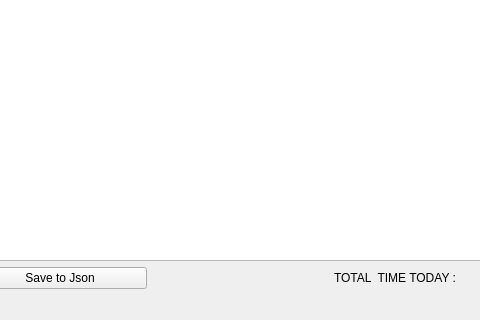
The window that mainwindow.ui (Suliaman46/Suliaman46-EGUI-TASK1-TRS) describes before a commit, drawn with Qt 5; both pictures show x 217 to 697 and y 236 to 556 of the 862 by 556 pixel window.
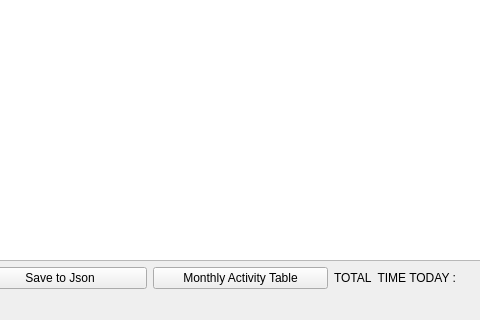
The same window after the commit.

Commit message: Implemented monthlyActivity Table

What changed in the file:
```diff
--- a/mainwindow.ui
+++ b/mainwindow.ui
@@ -154,6 +154,13 @@
       </property>
      </widget>
     </item>
+    <item row="5" column="2">
+     <widget class="QPushButton" name="pushButton">
+      <property name="text">
+       <string>Monthly Activity Table</string>
+      </property>
+     </widget>
+    </item>
    </layout>
   </widget>
   <widget class="QMenuBar" name="menubar">
```
The commit also changes 8 other files.
